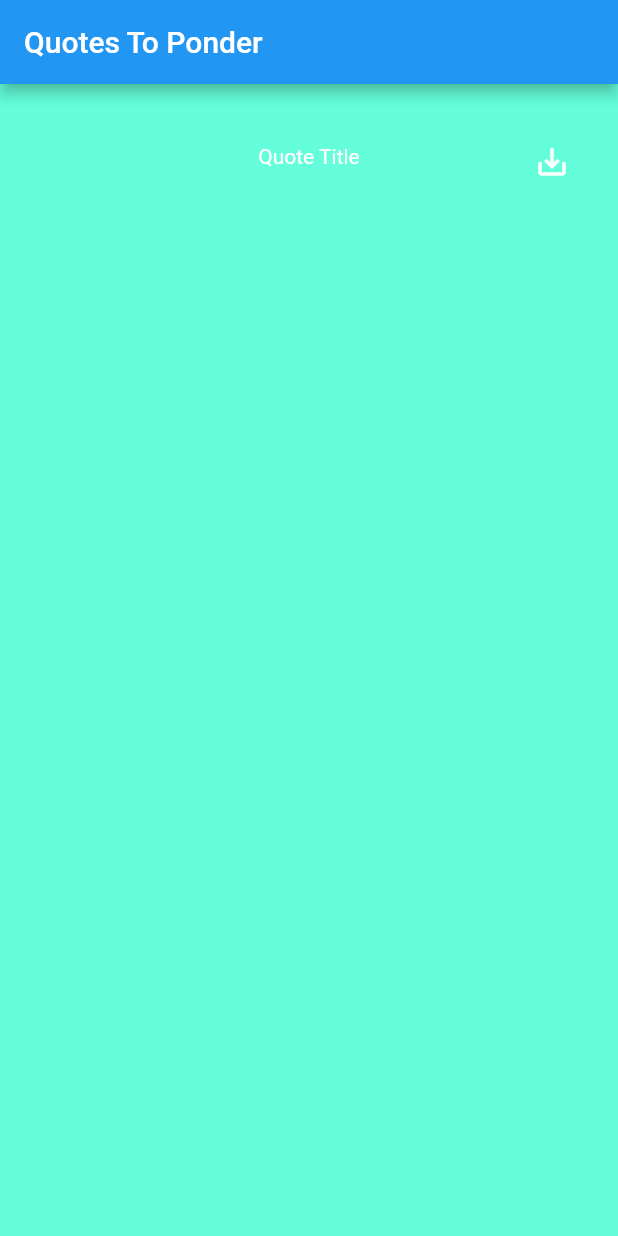
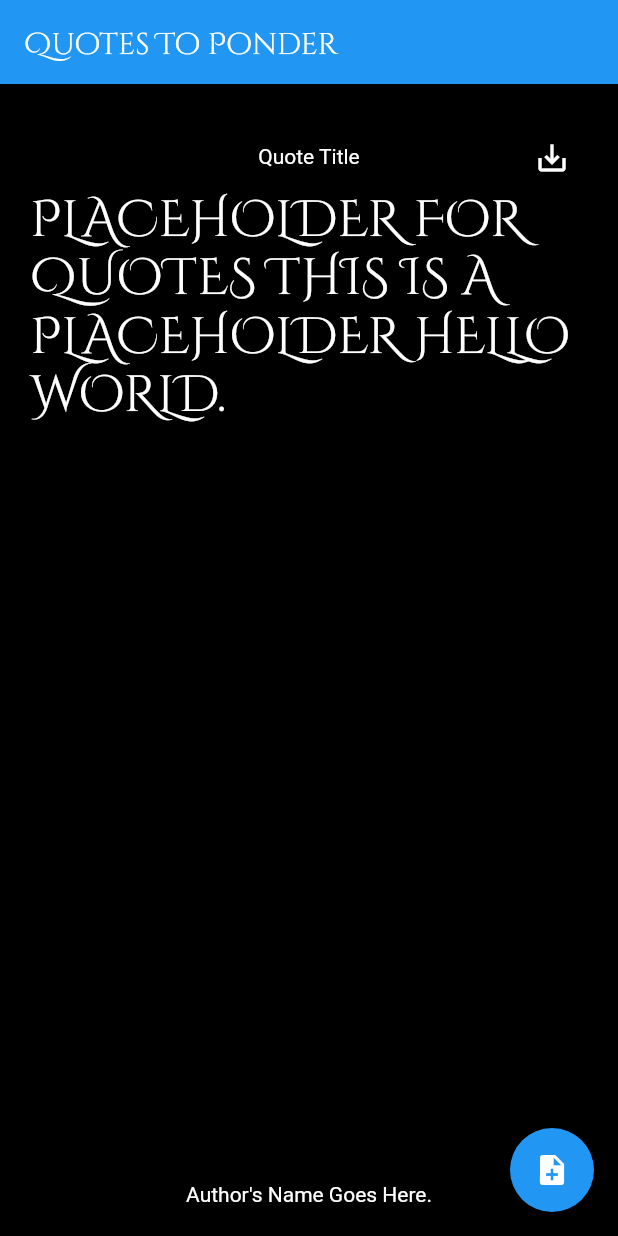
Before and after one commit to ekaksher/RQuotes-Flutter, a Flutter app: the screen it shows after launch, after a tap on the "save alt" icon, on a phone screen of 412 x 824 dp. Run offline on Flutter 3.47's test engine with Material 2 defaults, Android fonts, the phone set to English and light mode, and no system bars.

Commit message:
Added Basic UI For Quotes Page.

```diff
--- a/lib/main.dart
+++ b/lib/main.dart
@@ -21,10 +21,11 @@ class HomeScreen extends StatefulWidget {
 }
 
 class _HomeScreenState extends State<HomeScreen> {
+  String _quote = "PLACEHOLDER FOR QUOTES THIS IS A PLACEHOLDER HELLO WORLD.";
   @override
   Widget build(BuildContext context) {
     return Scaffold(
-      backgroundColor: Colors.tealAccent,
+      backgroundColor: Colors.black,
       appBar: AppBar(
         title: Text("Quotes To Ponder"),
       ),
@@ -43,17 +44,43 @@ class _HomeScreenState extends State<HomeScreen> {
                         child: Text("Quote Title"),
                       ),
                     ),
-                    Align(alignment: Alignment.centerRight,child: IconButton(padding: const EdgeInsets.only(top: 16.0),
-                    icon: Icon(Icons.save_alt,color: Colors.white),onPressed: (){
-                      print("you need to add function to quote to phone here...");
-                    },),)
+                    Align(
+                      alignment: Alignment.centerRight,
+                      child: IconButton(
+                        padding: const EdgeInsets.only(top: 10.0),
+                        icon: Icon(Icons.save_alt, color: Colors.white),
+                        onPressed: () {
+                          print(
+                              "you need to add function to quote to phone here...");
+                        },
+                      ),
+                    )
                   ],
-                )
+                ),
+                Expanded(
+                  child: Align(
+                    alignment: Alignment.topCenter,
+                    child: _quote != null
+                        ? Text(
+                            '$_quote',
+                            style: TextStyle(fontSize: 34.0, height: 1.15,fontFamily: 'Cinzel'),
+                          )
+                        : CircularProgressIndicator(),
+                  ),
+                ),
+                Text("Author's Name Goes Here.") //<.start here...
               ],
             ),
           ),
         ),
       ),
+      floatingActionButton: FloatingActionButton(
+        onPressed: () {
+          print("function to open notepad ");
+        },
+        child: Icon(Icons.note_add),
+      ),
+      floatingActionButtonLocation: FloatingActionButtonLocation.endFloat
     );
   }
 }
```
Also changed, not shown: pubspec.yaml (+4 -4 lines), assets/fonts/cinzel.otf (added), 3 other files.
